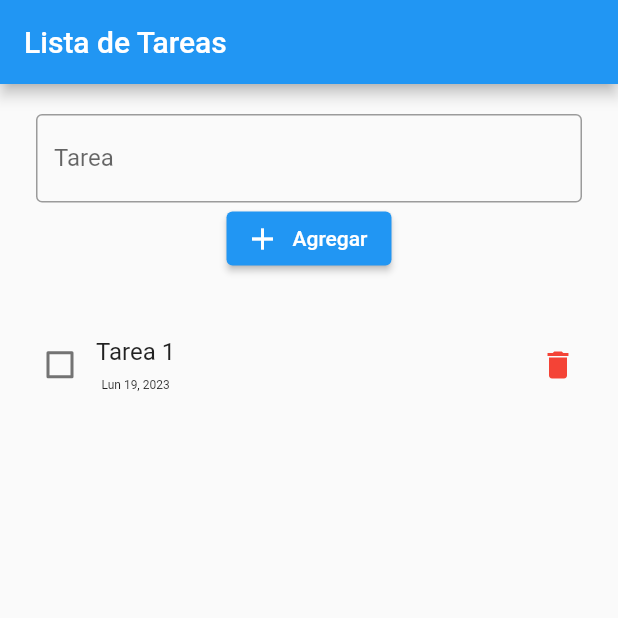
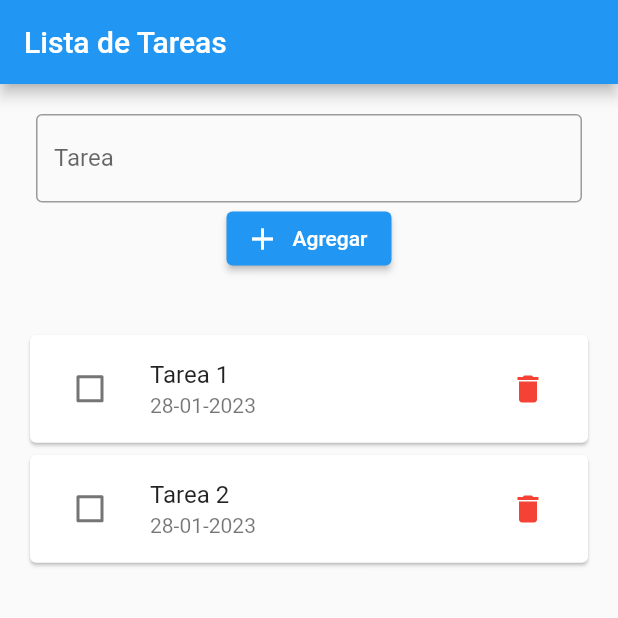
Before and after one commit to paulocrr/to_do_list, a Flutter app: the screen it shows after launch, on a phone screen of 412 x 824 dp, the top half of it. Run offline on Flutter 3.47's test engine with Material 2 defaults, Android fonts, the phone set to English and light mode, and no system bars.

Commit message:
feat: Se agrego la lista de tareas

```diff
--- a/lib/home_page.dart
+++ b/lib/home_page.dart
@@ -1,6 +1,7 @@
 import 'package:flutter/material.dart';
 import 'package:to_do_list/language/to_do_list_texts.dart';
 import 'package:to_do_list/widgets/add_task_form.dart';
+import 'package:to_do_list/widgets/task_list.dart';
 
 class HomePage extends StatelessWidget {
   const HomePage({super.key});
@@ -8,55 +9,20 @@ class HomePage extends StatelessWidget {
   @override
   Widget build(BuildContext context) {
     return Scaffold(
+      resizeToAvoidBottomInset: false,
       appBar: AppBar(
         title: Text(ToDoListTexts.appBarTitle),
       ),
       body: Padding(
         padding: const EdgeInsets.all(16),
         child: Column(
-          children: [
-            const Expanded(
+          children: const [
+            Expanded(
               child: AddTaskForm(),
             ),
             Expanded(
               flex: 4,
-              child: ListView(
-                children: [
-                  Row(
-                    mainAxisAlignment: MainAxisAlignment.spaceBetween,
-                    children: [
-                      Row(
-                        children: [
-                          Checkbox(
-                            value: false,
-                            onChanged: (value) {},
-                          ),
-                          Column(
-                            children: const [
-                              Text(
-                                "Tarea 1",
-                                style: TextStyle(fontSize: 16),
-                              ),
-                              SizedBox(height: 8),
-                              Text(
-                                "Lun 19, 2023",
-                                style: TextStyle(fontSize: 8),
-                              ),
-                            ],
-                          ),
-                        ],
-                      ),
-                      IconButton(
-                        icon: Icon(
-                          Icons.delete,
-                          color: Colors.red,
-                        ),
-                        onPressed: () {},
-                      )
-                    ],
-                  )
-                ],
-              ),
+              child: TaskList(),
             )
           ],
         ),
--- /dev/null
+++ b/lib/widgets/task_item.dart
@@ -0,0 +1,33 @@
+import 'package:flutter/material.dart';
+import 'package:intl/intl.dart';
+
+class TaskItem extends StatelessWidget {
+  final String title;
+  final DateTime date;
+  const TaskItem({
+    super.key,
+    required this.title,
+    required this.date,
+  });
+
+  @override
+  Widget build(BuildContext context) {
+    return Card(
+      child: ListTile(
+        leading: Checkbox(
+          value: false,
+          onChanged: (value) {},
+        ),
+        title: Text(title),
+        subtitle: Text(DateFormat('dd-MM-yyyy').format(date)),
+        trailing: IconButton(
+          icon: const Icon(
+            Icons.delete,
+            color: Colors.red,
+          ),
+          onPressed: () {},
+        ),
+      ),
+    );
+  }
+}
--- /dev/null
+++ b/lib/widgets/task_list.dart
@@ -0,0 +1,22 @@
+import 'package:flutter/material.dart';
+import 'package:to_do_list/widgets/task_item.dart';
+
+class TaskList extends StatelessWidget {
+  const TaskList({super.key});
+
+  @override
+  Widget build(BuildContext context) {
+    return ListView(
+      children: [
+        TaskItem(
+          title: "Tarea 1",
+          date: DateTime.now(),
+        ),
+        TaskItem(
+          title: "Tarea 2",
+          date: DateTime.now(),
+        ),
+      ],
+    );
+  }
+}
--- a/pubspec.yaml
+++ b/pubspec.yaml
@@ -36,6 +36,7 @@ dependencies:
   # The following adds the Cupertino Icons font to your application.
   # Use with the CupertinoIcons class for iOS style icons.
   cupertino_icons: ^1.0.2
+  intl: ^0.18.0
 
 dev_dependencies:
   flutter_test:
```
Also changed, not shown: pubspec.lock.
